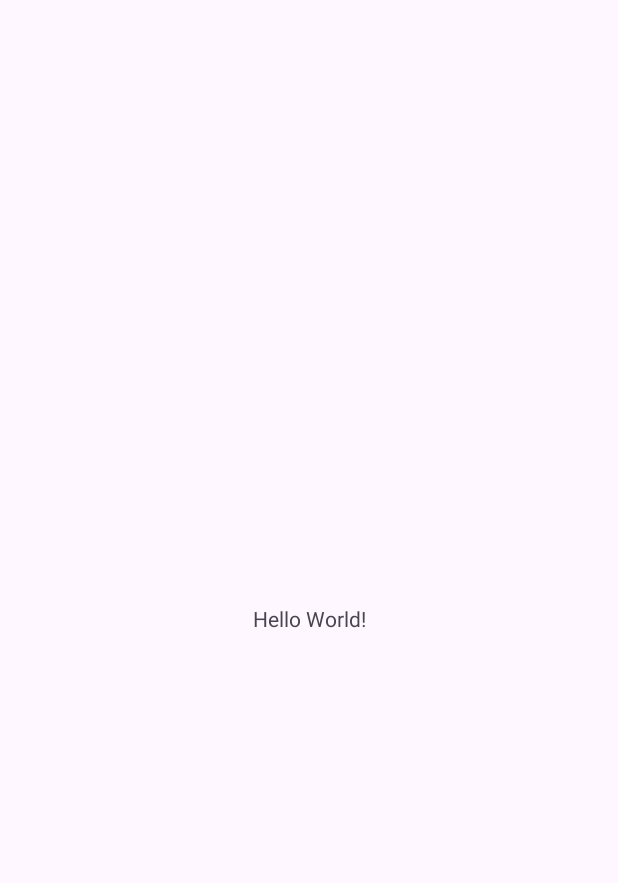
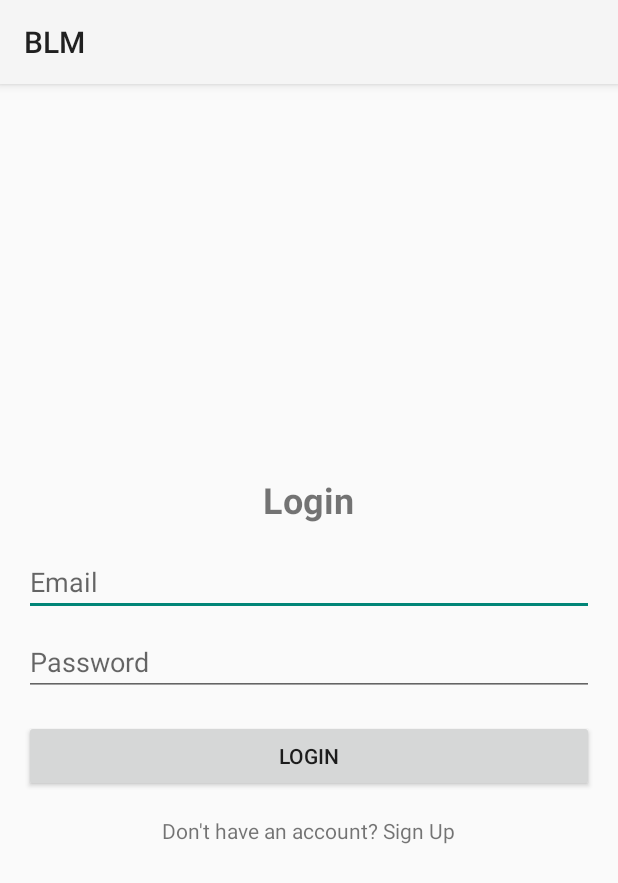
Before and after one commit to Hari-with-an-i/BLM, an Android app: the screen it shows after launch (MainActivity before the commit, LoginActivity after it), on a phone screen of 412 x 824 dp. Before the commit the part shown is almost empty. Shown: the top 883 px of the screen. Run offline under Robolectric (Android 15) with nearby library versions, the phone set to English and light mode, and no system bars; our stand-ins replace Firebase (no records; nobody signed in at launch, a user with empty details on screens opened directly); 1 statement that could not run was skipped.

Commit message:
Login/SignUp added

```diff
--- /dev/null
+++ b/app/src/main/java/com/example/blm/LoginActivity.kt
@@ -0,0 +1,65 @@
+package com.example.blm
+
+import android.content.Intent
+import android.os.Bundle
+import android.widget.Toast
+import androidx.appcompat.app.AppCompatActivity
+import com.example.blm.databinding.ActivityLoginBinding // Import your view binding class
+import com.google.firebase.auth.FirebaseAuth
+import com.google.firebase.auth.auth
+import com.google.firebase.Firebase
+
+class LoginActivity : AppCompatActivity() {
+
+    private lateinit var binding: ActivityLoginBinding
+    private lateinit var auth: FirebaseAuth
+
+    override fun onCreate(savedInstanceState: Bundle?) {
+        super.onCreate(savedInstanceState)
+        binding = ActivityLoginBinding.inflate(layoutInflater)
+        setContentView(binding.root)
+
+        // Initialize Firebase Auth
+        auth = Firebase.auth
+
+        // Handle "Login" button click
+        binding.btnLogin.setOnClickListener {
+            performLogin()
+        }
+
+        // Handle "Redirect to Sign Up" text click
+        binding.tvRedirectSignUp.setOnClickListener {
+            val intent = Intent(this, SignUpActivity::class.java)
+            startActivity(intent)
+            finish()
+        }
+    }
+
+    private fun performLogin() {
+        val email = binding.etEmail.text.toString()
+        val password = binding.etPassword.text.toString()
+
+        if (email.isEmpty() || password.isEmpty()) {
+            Toast.makeText(this, "Please fill all fields", Toast.LENGTH_SHORT).show()
+            return
+        }
+
+        auth.signInWithEmailAndPassword(email, password)
+            .addOnCompleteListener(this) { task ->
+                if (task.isSuccessful) {
+                    // Sign in success, navigate to Main activity
+                    Toast.makeText(baseContext, "Login Successful.", Toast.LENGTH_SHORT).show()
+                    val intent = Intent(this, MainActivity::class.java)
+                    startActivity(intent)
+                    finish()
+                } else {
+                    // If sign in fails, display a message to the user.
+                    Toast.makeText(
+                        baseContext,
+                        "Authentication failed: ${task.exception?.message}",
+                        Toast.LENGTH_SHORT,
+                    ).show()
+                }
+            }
+    }
+}
--- a/app/src/main/java/com/example/blm/MainActivity.kt
+++ b/app/src/main/java/com/example/blm/MainActivity.kt
@@ -1,20 +1,51 @@
 package com.example.blm
 
+import android.content.Intent
 import android.os.Bundle
-import androidx.activity.enableEdgeToEdge
 import androidx.appcompat.app.AppCompatActivity
-import androidx.core.view.ViewCompat
-import androidx.core.view.WindowInsetsCompat
+import com.example.blm.databinding.ActivityMainBinding // Import your view binding class
+import com.google.firebase.auth.FirebaseAuth
+import com.google.firebase.auth.auth
+import com.google.firebase.Firebase
+import android.widget.Toast
 
 class MainActivity : AppCompatActivity() {
+
+    private lateinit var binding: ActivityMainBinding
+    private lateinit var auth: FirebaseAuth
+
     override fun onCreate(savedInstanceState: Bundle?) {
         super.onCreate(savedInstanceState)
-        enableEdgeToEdge()
-        setContentView(R.layout.activity_main)
-        ViewCompat.setOnApplyWindowInsetsListener(findViewById(R.id.main)) { v, insets ->
-            val systemBars = insets.getInsets(WindowInsetsCompat.Type.systemBars())
-            v.setPadding(systemBars.left, systemBars.top, systemBars.right, systemBars.bottom)
-            insets
+        binding = ActivityMainBinding.inflate(layoutInflater)
+        setContentView(binding.root)
+
+        // Initialize Firebase Auth
+        auth = Firebase.auth
+
+        // Handle "Sign Out" button click
+        binding.btnSignOut.setOnClickListener {
+            auth.signOut()
+            Toast.makeText(this, "Signed Out", Toast.LENGTH_SHORT).show()
+
+            // Redirect to LoginActivity
+            val intent = Intent(this, LoginActivity::class.java)
+            startActivity(intent)
+            finish()
+        }
+    }
+
+    override fun onStart() {
+        super.onStart()
+        // Check if user is signed in (non-null)
+        val currentUser = auth.currentUser
+        if (currentUser == null) {
+            // No user is signed in, redirect to LoginActivity
+            val intent = Intent(this, LoginActivity::class.java)
+            startActivity(intent)
+            finish() // Finish MainActivity so user can't go back
+        } else {
+            // User is signed in, update UI (e.g., show welcome message)
+            binding.tvWelcome.text = "Welcome, ${currentUser.email}"
         }
     }
 }
--- /dev/null
+++ b/app/src/main/res/layout/activity_login.xml
@@ -0,0 +1,47 @@
+<?xml version="1.0" encoding="utf-8"?>
+<LinearLayout
+    xmlns:android="http://schemas.android.com/apk/res/android"
+    android:layout_width="match_parent"
+    android:layout_height="match_parent"
+    android:orientation="vertical"
+    android:gravity="center"
+    android:padding="16dp">
+
+    <TextView
+        android:layout_width="wrap_content"
+        android:layout_height="wrap_content"
+        android:text="Login"
+        android:textSize="24sp"
+        android:textStyle="bold" />
+
+    <EditText
+        android:id="@+id/etEmail"
+        android:layout_width="match_parent"
+        android:layout_height="wrap_content"
+        android:layout_marginTop="16dp"
+        android:hint="Email"
+        android:inputType="textEmailAddress" />
+
+    <EditText
+        android:id="@+id/etPassword"
+        android:layout_width="match_parent"
+        android:layout_height="wrap_content"
+        android:layout_marginTop="8dp"
+        android:hint="Password"
+        android:inputType="textPassword" />
+
+    <Button
+        android:id="@+id/btnLogin"
+        android:layout_width="match_parent"
+        android:layout_height="wrap_content"
+        android:layout_marginTop="16dp"
+        android:text="Login" />
+
+    <TextView
+        android:id="@+id/tvRedirectSignUp"
+        android:layout_width="wrap_content"
+        android:layout_height="wrap_content"
+        android:layout_marginTop="16dp"
+        android:text="Don't have an account? Sign Up" />
+
+</LinearLayout>
--- a/settings.gradle.kts
+++ b/settings.gradle.kts
@@ -19,5 +19,5 @@ dependencyResolutionManagement {
     }
 }
 
-rootProject.name = "BLM"
+rootProject.name = "blm"
 include(":app")
```
Also changed, not shown: app/build.gradle.kts (+6 -8 lines), app/src/main/AndroidManifest.xml (+5 -2 lines), app/src/main/java/com/example/blm/SignUpActivity.kt (added, +67 -0 lines), app/src/main/res/layout/activity_sign_up.xml (added, +47 -0 lines).
